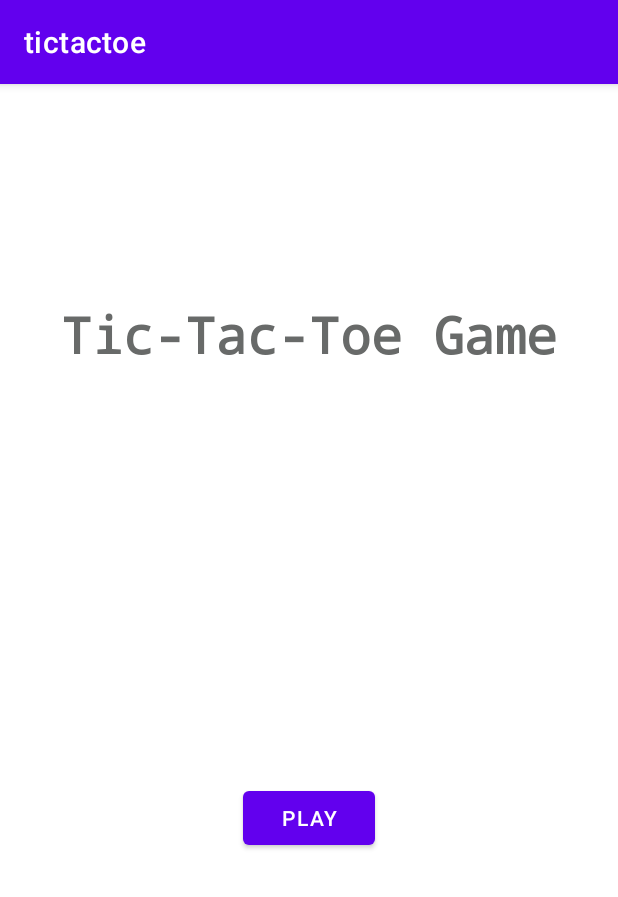
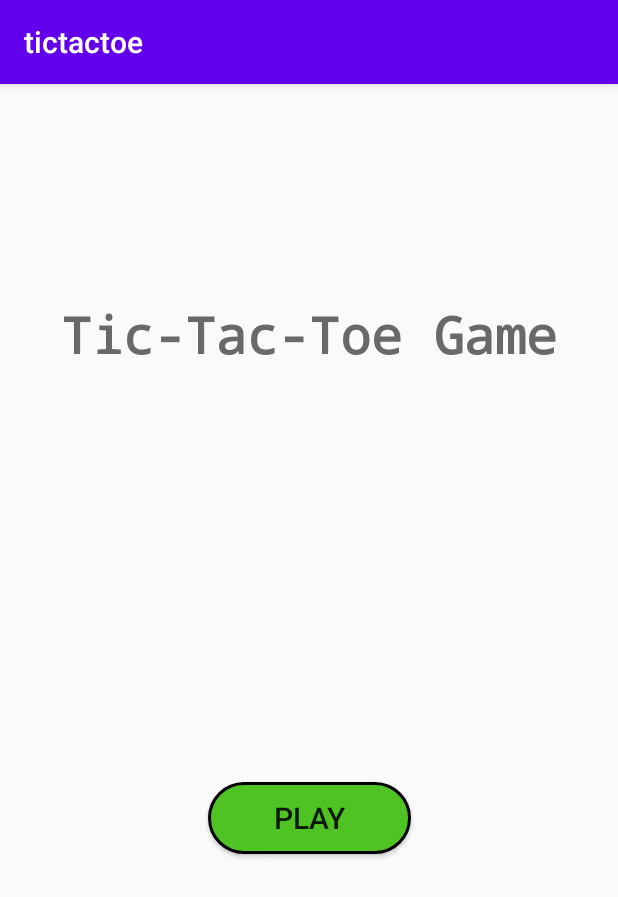
Before and after one commit to mwchben/tictactoe, an Android app: the screen it shows after launch (MainActivity), on a phone screen of 412 x 824 dp. Shown: the top 897 px of the screen. Run offline under Robolectric (Android 15) with nearby library versions, the phone set to English and light mode, and no system bars.

Commit message:
Button edit for play

```diff
--- /dev/null
+++ b/app/src/main/res/drawable/blue_button.xml
@@ -0,0 +1,10 @@
+<?xml version="1.0" encoding="utf-8"?>
+<selector xmlns:android="http://schemas.android.com/apk/res/android">
+    <item>
+        <shape android:shape="rectangle">
+            <solid android:color="#4fc323"/>
+            <corners android:radius="100dp"/>
+            <stroke android:color="@color/black" android:width="2dp"/>
+        </shape>
+    </item>
+</selector>
--- a/app/src/main/res/layout/activity_main.xml
+++ b/app/src/main/res/layout/activity_main.xml
@@ -25,10 +25,12 @@
 
     <Button
         android:id="@+id/button"
-        android:layout_width="wrap_content"
+        android:layout_width="135dp"
         android:layout_height="wrap_content"
         android:layout_marginTop="276dp"
+        android:background="@drawable/blue_button"
         android:text="@string/play_button"
+        android:textSize="20sp"
         app:layout_constraintEnd_toEndOf="parent"
         app:layout_constraintStart_toStartOf="parent"
         app:layout_constraintTop_toBottomOf="@+id/textView" />
--- a/app/src/main/res/values-night/themes.xml
+++ b/app/src/main/res/values-night/themes.xml
@@ -1,6 +1,6 @@
 <resources xmlns:tools="http://schemas.android.com/tools">
     <!-- Base application theme. -->
-    <style name="Theme.Tictactoe" parent="Theme.MaterialComponents.DayNight.DarkActionBar">
+    <style name="Theme.Tictactoe" parent="Theme.AppCompat.DayNight.DarkActionBar">
         <!-- Primary brand color. -->
         <item name="colorPrimary">@color/purple_200</item>
         <item name="colorPrimaryVariant">@color/purple_700</item>
--- a/app/src/main/res/values/themes.xml
+++ b/app/src/main/res/values/themes.xml
@@ -1,6 +1,6 @@
 <resources xmlns:tools="http://schemas.android.com/tools">
     <!-- Base application theme. -->
-    <style name="Theme.Tictactoe" parent="Theme.MaterialComponents.DayNight.DarkActionBar">
+    <style name="Theme.Tictactoe" parent="Theme.AppCompat.DayNight.DarkActionBar">
         <!-- Primary brand color. -->
         <item name="colorPrimary">@color/purple_500</item>
         <item name="colorPrimaryVariant">@color/purple_700</item>
```
Also changed, not shown: build.gradle (added, +17 -0 lines), gradle.properties (added, +19 -0 lines), settings.gradle (added, +10 -0 lines), gradle/wrapper/gradle-wrapper.properties (added), 4 other files.
